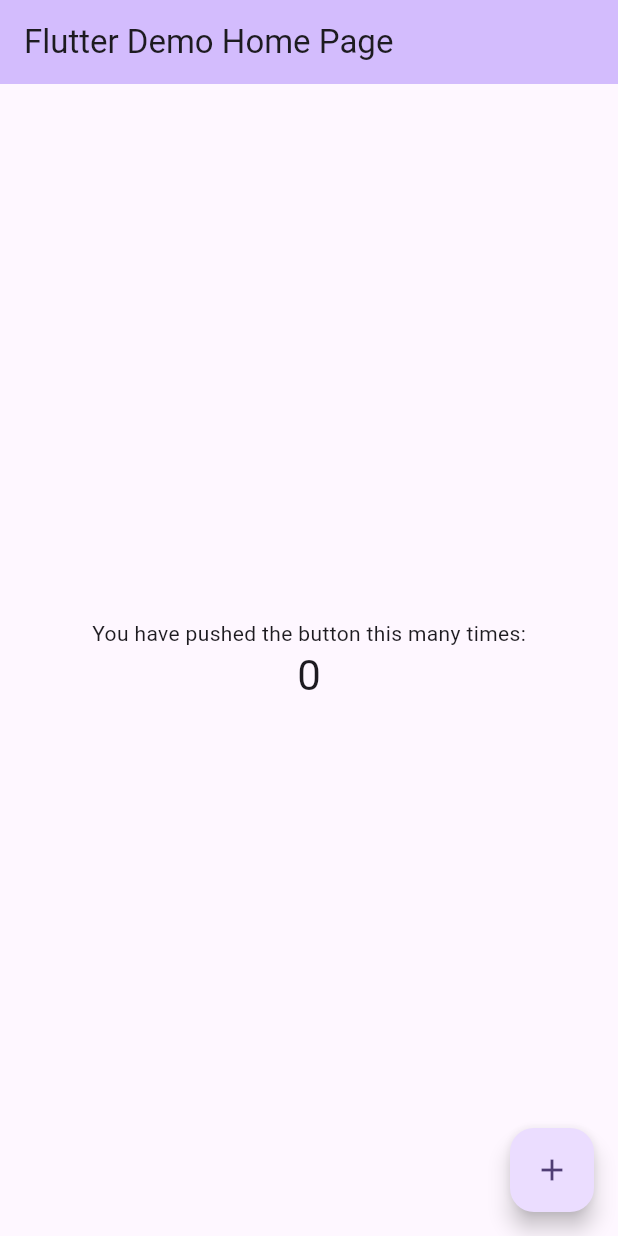
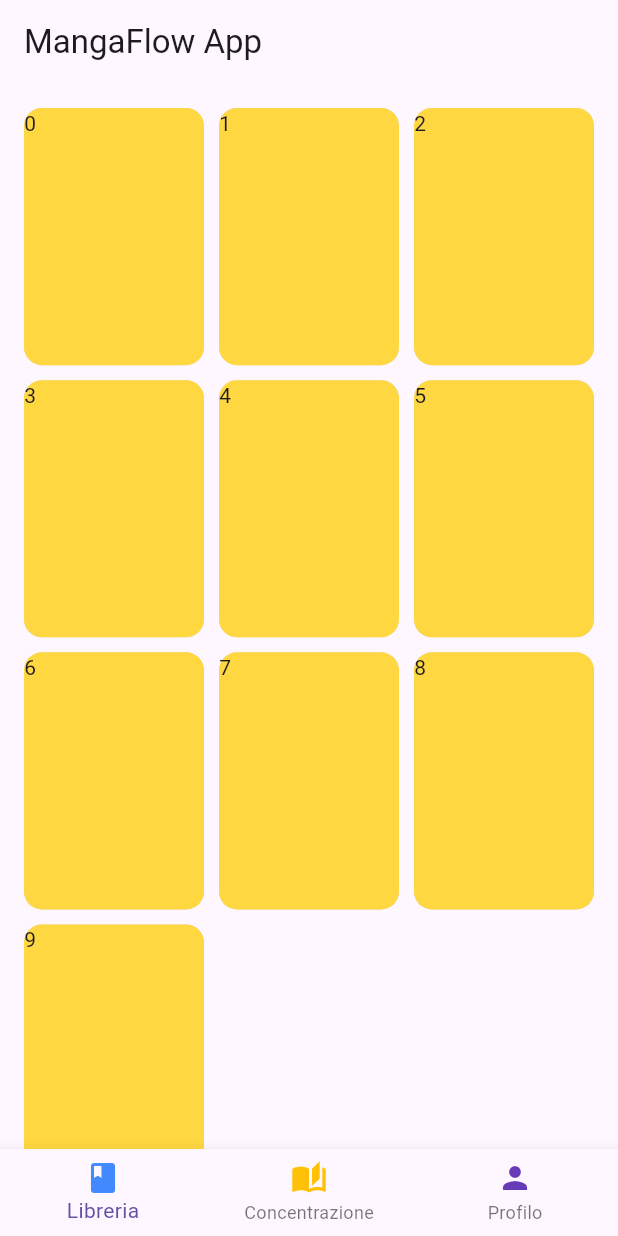
Before and after one commit to Colo1013/mangaFlow, a Flutter app: the screen it shows after launch, on a phone screen of 412 x 824 dp. Run offline on Flutter 3.47's test engine with Material 3 defaults, Android fonts, the phone set to English and light mode, and no system bars.

Commit message:
schermata iniziale migliorata

```diff
--- /dev/null
+++ b/lib/features/focus_dojo/focusdojo_view.dart
@@ -0,0 +1,10 @@
+import 'package:flutter/material.dart';
+
+class FocusdojoView extends StatelessWidget {
+  const FocusdojoView({super.key});
+
+  @override
+  Widget build(BuildContext context) {
+    return Center(child: Text("Seconda Schermata"));
+  }
+}
--- /dev/null
+++ b/lib/features/library/library_view.dart
@@ -0,0 +1,29 @@
+import 'package:flutter/material.dart';
+
+class LibraryView extends StatelessWidget {
+  const LibraryView({super.key});
+
+  @override
+  Widget build(BuildContext context) {
+    return GridView.builder(
+      padding: EdgeInsets.all(16),
+      itemCount: 10,
+      gridDelegate: SliverGridDelegateWithFixedCrossAxisCount(
+        crossAxisCount: 3,
+        crossAxisSpacing: 10,
+        mainAxisSpacing: 10,
+        childAspectRatio: 0.7,
+      ),
+      itemBuilder: (BuildContext context, int index) {
+        return Container(
+          decoration: BoxDecoration(
+            borderRadius: BorderRadius.circular(12),
+            color: Colors.amberAccent,
+            boxShadow: [BoxShadow(color: Colors.black12)],
+          ),
+          child: Text("$index"),
+        );
+      },
+    );
+  }
+}
--- /dev/null
+++ b/lib/features/profile/profile_view.dart
@@ -0,0 +1,10 @@
+import 'package:flutter/material.dart';
+
+class ProfileView extends StatelessWidget {
+  const ProfileView({super.key});
+
+  @override
+  Widget build(BuildContext context) {
+    return Center(child: Text("Schermata profilo"));
+  }
+}
--- a/lib/main.dart
+++ b/lib/main.dart
@@ -1,121 +1,49 @@
 import 'package:flutter/material.dart';
+import 'package:mangaflow/features/focus_dojo/focusdojo_view.dart';
+import 'package:mangaflow/features/library/library_view.dart';
+import 'package:mangaflow/features/profile/profile_view.dart';
 
 void main() {
-  runApp(const MyApp());
+  runApp(MaterialApp(home: MyWidget()));
 }
 
-class MyApp extends StatelessWidget {
-  const MyApp({super.key});
+class MyWidget extends StatefulWidget {
+  const MyWidget({super.key});
 
-  // This widget is the root of your application.
   @override
-  Widget build(BuildContext context) {
-    return MaterialApp(
-      title: 'Flutter Demo',
-      theme: ThemeData(
-        // This is the theme of your application.
-        //
-        // TRY THIS: Try running your application with "flutter run". You'll see
-        // the application has a purple toolbar. Then, without quitting the app,
-        // try changing the seedColor in the colorScheme below to Colors.green
-        // and then invoke "hot reload" (save your changes or press the "hot
-        // reload" button in a Flutter-supported IDE, or press "r" if you used
-        // the command line to start the app).
-        //
-        // Notice that the counter didn't reset back to zero; the application
-        // state is not lost during the reload. To reset the state, use hot
-        // restart instead.
-        //
-        // This works for code too, not just values: Most code changes can be
-        // tested with just a hot reload.
-        colorScheme: .fromSeed(seedColor: Colors.deepPurple),
-      ),
-      home: const MyHomePage(title: 'Flutter Demo Home Page'),
-    );
-  }
+  State<MyWidget> createState() => _MyWidgetState();
 }
 
-class MyHomePage extends StatefulWidget {
-  const MyHomePage({super.key, required this.title});
-
-  // This widget is the home page of your application. It is stateful, meaning
-  // that it has a State object (defined below) that contains fields that affect
-  // how it looks.
-
-  // This class is the configuration for the state. It holds the values (in this
-  // case the title) provided by the parent (in this case the App widget) and
-  // used by the build method of the State. Fields in a Widget subclass are
-  // always marked "final".
-
-  final String title;
-
-  @override
-  State<MyHomePage> createState() => _MyHomePageState();
-}
-
-class _MyHomePageState extends State<MyHomePage> {
-  int _counter = 0;
-
-  void _incrementCounter() {
-    setState(() {
-      // This call to setState tells the Flutter framework that something has
-      // changed in this State, which causes it to rerun the build method below
-      // so that the display can reflect the updated values. If we changed
-      // _counter without calling setState(), then the build method would not be
-      // called again, and so nothing would appear to happen.
-      _counter++;
-    });
-  }
+class _MyWidgetState extends State<MyWidget> {
+  int indiceAttuale = 0;
+  List<Widget> schermate = [LibraryView(), FocusdojoView(), ProfileView()];
 
   @override
   Widget build(BuildContext context) {
-    // This method is rerun every time setState is called, for instance as done
-    // by the _incrementCounter method above.
-    //
-    // The Flutter framework has been optimized to make rerunning build methods
-    // fast, so that you can just rebuild anything that needs updating rather
-    // than having to individually change instances of widgets.
     return Scaffold(
-      appBar: AppBar(
-        // TRY THIS: Try changing the color here to a specific color (to
-        // Colors.amber, perhaps?) and trigger a hot reload to see the AppBar
-        // change color while the other colors stay the same.
-        backgroundColor: Theme.of(context).colorScheme.inversePrimary,
-        // Here we take the value from the MyHomePage object that was created by
-        // the App.build method, and use it to set our appbar title.
-        title: Text(widget.title),
-      ),
-      body: Center(
-        // Center is a layout widget. It takes a single child and positions it
-        // in the middle of the parent.
-        child: Column(
-          // Column is also a layout widget. It takes a list of children and
-          // arranges them vertically. By default, it sizes itself to fit its
-          // children horizontally, and tries to be as tall as its parent.
-          //
-          // Column has various properties to control how it sizes itself and
-          // how it positions its children. Here we use mainAxisAlignment to
-          // center the children vertically; the main axis here is the vertical
-          // axis because Columns are vertical (the cross axis would be
-          // horizontal).
-          //
-          // TRY THIS: Invoke "debug painting" (choose the "Toggle Debug Paint"
-          // action in the IDE, or press "p" in the console), to see the
-          // wireframe for each widget.
-          mainAxisAlignment: .center,
-          children: [
-            const Text('You have pushed the button this many times:'),
-            Text(
-              '$_counter',
-              style: Theme.of(context).textTheme.headlineMedium,
-            ),
-          ],
-        ),
-      ),
-      floatingActionButton: FloatingActionButton(
-        onPressed: _incrementCounter,
-        tooltip: 'Increment',
-        child: const Icon(Icons.add),
+      appBar: AppBar(title: Text("MangaFlow App")),
+      body: schermate[indiceAttuale],
+      bottomNavigationBar: BottomNavigationBar(
+        items: [
+          BottomNavigationBarItem(
+            icon: Icon(Icons.book, color: Colors.blueAccent),
+            label: "Libreria",
+          ),
+          BottomNavigationBarItem(
+            icon: Icon(Icons.auto_stories, color: Colors.amber),
+            label: "Concentrazione",
+          ),
+          BottomNavigationBarItem(
+            icon: Icon(Icons.person, color: Colors.deepPurple),
+            label: "Profilo",
+          ),
+        ],
+        currentIndex: indiceAttuale,
+        onTap: (int nuovoIndice) {
+          setState(() {
+            indiceAttuale = nuovoIndice;
+          });
+        },
       ),
     );
   }
```
